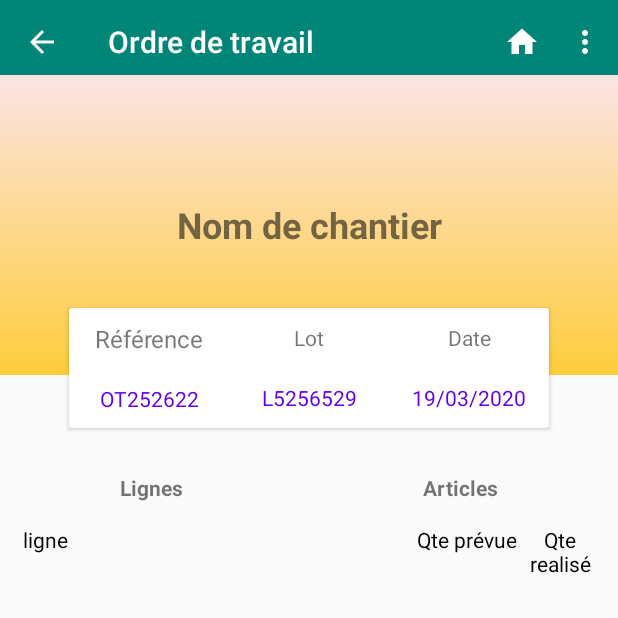
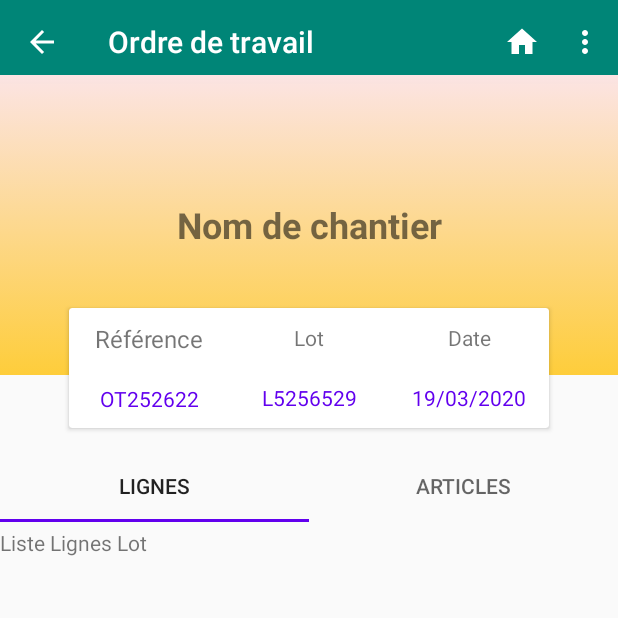
Before and after one commit to GuettaiaMohammed/Pfe_BTP_project, an Android app: the DetailOrdreDeTravailActivity screen opened directly, with no data from a screen before it, on a phone screen of 412 x 824 dp, the top half of it. Run offline under Robolectric (Android 15) with nearby library versions, the phone set to English and light mode, and no system bars; Roboto replaces fonts that are not available here.

Commit message:
commit: changement de detail de l'OT, ajout de fragments et le tab layout

```diff
--- a/app/src/main/java/com/example/btpproject/DetailOrdreDeTravailActivity.kt
+++ b/app/src/main/java/com/example/btpproject/DetailOrdreDeTravailActivity.kt
@@ -7,8 +7,13 @@ import android.view.Menu
 import android.view.MenuInflater
 import android.view.MenuItem
 import androidx.appcompat.widget.Toolbar
+import androidx.viewpager.widget.ViewPager
+import com.google.android.material.tabs.TabLayout
 
 class DetailOrdreDeTravailActivity : AppCompatActivity() {
+
+    lateinit var tabLayout: TabLayout
+    lateinit var viewPager: ViewPager
 
     override fun onCreate(savedInstanceState: Bundle?) {
         super.onCreate(savedInstanceState)
@@ -18,6 +23,19 @@ class DetailOrdreDeTravailActivity : AppCompatActivity() {
         setSupportActionBar(toolbar)
         supportActionBar!!.setTitle("Ordre de travail")
         supportActionBar!!.setDisplayHomeAsUpEnabled(true)
+
+        tabLayout = findViewById(R.id.detailOTTabLayout)
+        viewPager = findViewById(R.id.detailOTViewPager)
+
+        val adapter: ViewPagerAdapter = ViewPagerAdapter(supportFragmentManager)
+
+        //Ajouter les fragments
+        adapter.addFragment(FragmentListeLigneLot(), "Lignes")
+        adapter.addFragment(FragmentListeArticles(), "Articles")
+
+        //Adapter setup
+        viewPager.setAdapter(adapter)
+        tabLayout.setupWithViewPager(viewPager)
     }
 
     override fun onCreateOptionsMenu(menu: Menu?): Boolean {
--- /dev/null
+++ b/app/src/main/java/com/example/btpproject/FragmentListeArticles.kt
@@ -0,0 +1,20 @@
+package com.example.btpproject
+
+import android.os.Bundle
+import android.view.LayoutInflater
+import android.view.View
+import android.view.ViewGroup
+import androidx.fragment.app.Fragment
+
+class FragmentListeArticles : Fragment() {
+    internal lateinit var view: View
+
+    override fun onCreateView(
+        inflater: LayoutInflater,
+        container: ViewGroup?,
+        savedInstanceState: Bundle?
+    ): View? {
+        view = inflater.inflate(R.layout.activity_fragment_liste_articles, container, false)
+        return view
+    }
+}
--- /dev/null
+++ b/app/src/main/java/com/example/btpproject/FragmentListeLigneLot.kt
@@ -0,0 +1,20 @@
+package com.example.btpproject
+
+import android.os.Bundle
+import android.view.LayoutInflater
+import android.view.View
+import android.view.ViewGroup
+import androidx.fragment.app.Fragment
+
+class FragmentListeLigneLot : Fragment() {
+    internal lateinit var view: View
+
+    override fun onCreateView(
+        inflater: LayoutInflater,
+        container: ViewGroup?,
+        savedInstanceState: Bundle?
+    ): View? {
+        view = inflater.inflate(R.layout.activity_fragment_liste_ligne_lot, container, false)
+        return view
+    }
+}
--- /dev/null
+++ b/app/src/main/java/com/example/btpproject/ViewPagerAdapter.kt
@@ -0,0 +1,30 @@
+package com.example.btpproject
+
+import androidx.fragment.app.Fragment
+import androidx.fragment.app.FragmentManager
+import androidx.fragment.app.FragmentPagerAdapter
+
+import java.util.ArrayList
+
+class ViewPagerAdapter(fm: FragmentManager) : FragmentPagerAdapter(fm) {
+
+    private val fragmentList = ArrayList<Fragment>()
+    private val fragmentTitles = ArrayList<String>()
+
+    override fun getItem(position: Int): Fragment {
+        return fragmentList[position]
+    }
+
+    override fun getCount(): Int {
+        return fragmentTitles.size
+    }
+
+    override fun getPageTitle(position: Int): CharSequence? {
+        return fragmentTitles[position]
+    }
+
+    fun addFragment(fragment: Fragment, title: String) {
+        fragmentList.add(fragment)
+        fragmentTitles.add(title)
+    }
+}
--- a/app/src/main/res/layout/activity_detail_ordre_de_travail.xml
+++ b/app/src/main/res/layout/activity_detail_ordre_de_travail.xml
@@ -146,65 +146,20 @@
         </LinearLayout>
     </androidx.cardview.widget.CardView>
 
-    <LinearLayout
+    <com.google.android.material.tabs.TabLayout
+        android:id="@+id/detailOTTabLayout"
         android:layout_width="match_parent"
         android:layout_height="wrap_content"
         android:layout_marginTop="300dp"
-        android:orientation="horizontal">
+        app:tabMode="fixed"
+        app:tabGravity="fill"
+        app:tabIndicatorColor="@color/design_default_color_primary"/>
 
-        <TextView
-            android:id="@+id/textView34"
-            android:layout_width="wrap_content"
-            android:layout_height="wrap_content"
-            android:layout_weight="1"
-            android:gravity="center"
-            android:padding="15dp"
-            android:text="Lignes"
-            android:textStyle="bold" />
-
-        <TextView
-            android:id="@+id/textView35"
-            android:layout_width="wrap_content"
-            android:layout_height="wrap_content"
-            android:layout_weight="1"
-            android:gravity="center"
-            android:padding="15dp"
-            android:text="@string/articles"
-            android:textStyle="bold" />
-    </LinearLayout>
-
-    <LinearLayout
+    <androidx.viewpager.widget.ViewPager
+        android:id="@+id/detailOTViewPager"
         android:layout_width="match_parent"
         android:layout_height="match_parent"
-        android:layout_marginTop="350dp"
-        android:orientation="horizontal">
+        android:layout_marginTop="352dp" />
 
-        <TextView
-            android:id="@+id/textView12"
-            android:layout_width="210dp"
-            android:layout_height="wrap_content"
-            android:layout_weight="1"
-            android:paddingLeft="15dp"
-            android:text="ligne "
-            android:textColor="@android:color/background_dark" />
 
-        <TextView
-            android:id="@+id/textView17"
-            android:layout_width="0dp"
-            android:layout_height="wrap_content"
-            android:layout_weight="1"
-            android:gravity="center"
-            android:text="Qte prévue"
-            android:textColor="@android:color/background_dark" />
-
-        <TextView
-            android:id="@+id/textView20"
-            android:layout_width="0dp"
-            android:layout_height="wrap_content"
-            android:layout_weight="1"
-            android:gravity="center"
-            android:paddingRight="10dp"
-            android:text="Qte realisé"
-            android:textColor="@android:color/background_dark" />
-    </LinearLayout>
 </RelativeLayout>
--- /dev/null
+++ b/app/src/main/res/layout/activity_fragment_liste_ligne_lot.xml
@@ -0,0 +1,16 @@
+<?xml version="1.0" encoding="utf-8"?>
+<LinearLayout xmlns:android="http://schemas.android.com/apk/res/android"
+    android:orientation="vertical" android:layout_width="match_parent"
+    android:layout_height="match_parent">
+
+    <TextView
+        android:id="@+id/textView14"
+        android:layout_width="match_parent"
+        android:layout_height="wrap_content"
+        android:text="Liste Lignes Lot" />
+
+    <ListView
+        android:id="@+id/ListLigneLotDetailOT"
+        android:layout_width="match_parent"
+        android:layout_height="match_parent" />
+</LinearLayout>
--- a/app/src/main/res/values/strings.xml
+++ b/app/src/main/res/values/strings.xml
@@ -12,4 +12,6 @@
     <string name="title_activity_bottom_navigation">BottomNavigationActivity</string>
     <string name="title_activity_liste_article">ListeArticleActivity</string>
     <string name="suiviJ">Suivi/J</string>
+    <string name="lignesLot">Lignes</string>
+    <string name="lignesSupp">Lignes Supp</string>
 </resources>
```
Also changed, not shown: app/src/main/res/layout/activity_cellule_article_detail_ot.xml (added, +30 -0 lines), app/src/main/res/layout/activity_cellule_ligne_lot_detail_ot.xml (added, +29 -0 lines), app/src/main/res/layout/activity_fragment_liste_articles.xml (added, +16 -0 lines).
